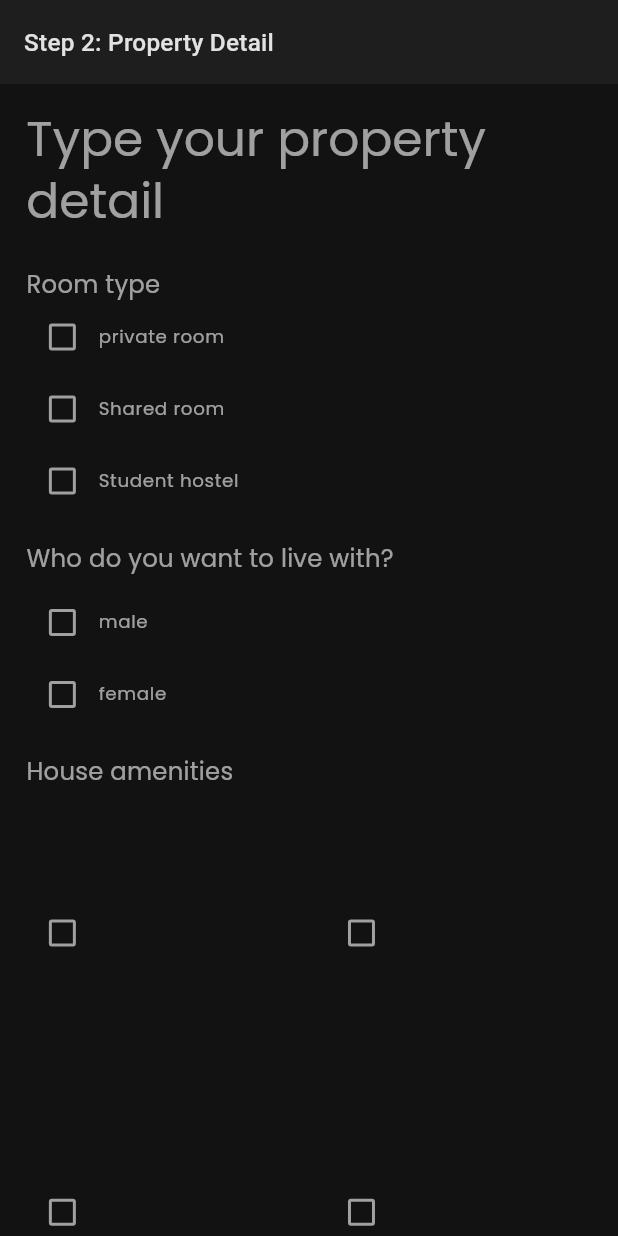
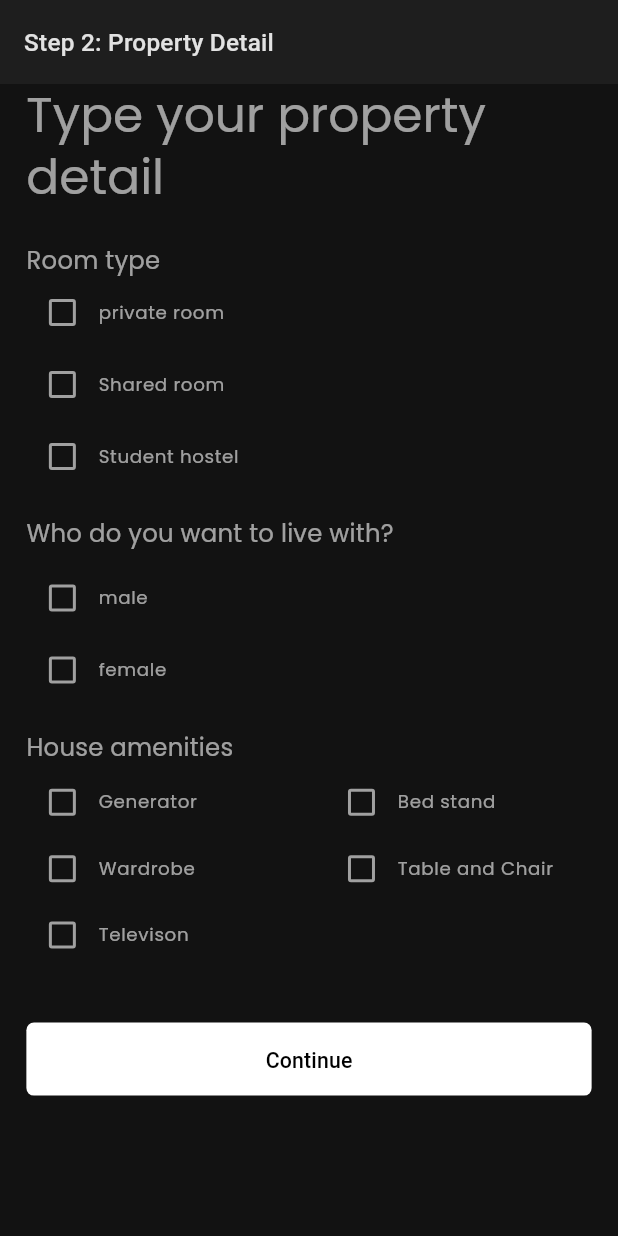
Before and after one commit to callmhejerry/room_5, a Flutter app: the screen it shows after launch, on a phone screen of 412 x 824 dp. Run offline on Flutter 3.47's test engine with Material 2 defaults, Android fonts, the phone set to English and light mode, and no system bars; our stand-ins replace fluentui_system_icons, flutter_screenutil, smooth_page_indicator.

Commit message:
added property details screen

```diff
--- a/lib/screens/PostAdsScreen/property_detail_screen.dart
+++ b/lib/screens/PostAdsScreen/property_detail_screen.dart
@@ -34,7 +34,7 @@ class _PropertyDetailScreenState extends State<PropertyDetailScreen> {
     },
   ];
 
-  final List<Map<String, dynamic>> _houseAmenties = [
+  final List<Map<String, dynamic>> _houseAmenities = [
     {
       "type": "Generator",
       "selected": false,
@@ -58,20 +58,16 @@ class _PropertyDetailScreenState extends State<PropertyDetailScreen> {
   ];
   String? _roomTypeValue;
   String? _genderValue;
-  final List<String> _houseAmentiesList = [];
+  final List<String> _houseAmenitiesList = [];
   @override
   Widget build(BuildContext context) {
     return Scaffold(
       appBar: AppBar(
         title: const Text("Step 2: Property Detail"),
       ),
-      body: SingleChildScrollView(
-        padding: EdgeInsets.symmetric(
-          horizontal: 16.w,
-          vertical: 16.h,
-        ),
-        child: Column(
-          crossAxisAlignment: CrossAxisAlignment.stretch,
+      body: ListView(
+        padding: EdgeInsets.symmetric(horizontal: 16.w),
+        // crossAxisAlignment: CrossAxisAlignment.stretch,
         children: [
           Text(
             "Type your property detail",
@@ -157,28 +153,49 @@ class _PropertyDetailScreenState extends State<PropertyDetailScreen> {
             height: 8.h,
           ),
           GridView.builder(
+            physics: const NeverScrollableScrollPhysics(),
             shrinkWrap: true,
             gridDelegate: SliverGridDelegateWithFixedCrossAxisCount(
               crossAxisCount: 2,
               crossAxisSpacing: 20.w,
               mainAxisSpacing: 8.w,
+              // mainAxisExtent: 10,
+              childAspectRatio: 5,
             ),
-              itemCount: _houseAmenties.length,
+            itemCount: _houseAmenities.length,
             itemBuilder: (context, index) {
               return Row(
                 children: [
                   Checkbox(
-                      value: _houseAmenties[index]["selected"],
+                    value: _houseAmenities[index]["selected"],
                     onChanged: (value) {
-                        _houseAmenties[index]["selected"] = value;
+                      setState(() {
+                        _houseAmenities[index]["selected"] = value;
+                      });
+                      if (_houseAmenities[index]["selected"]) {
+                        _houseAmenitiesList.add(_houseAmenities[index]["type"]);
+                      } else {
+                        _houseAmenitiesList
+                            .remove(_houseAmenities[index]["type"]);
+                      }
                     },
                   ),
+                  Text(
+                    _houseAmenities[index]["type"],
+                    style: Theme.of(context).textTheme.bodySmall,
+                  )
                 ],
               );
             },
-            )
+          ),
+          SizedBox(
+            height: 40.h,
+          ),
+          ElevatedButton(
+            onPressed: () {},
+            child: const Text("Continue"),
+          ),
         ],
-        ),
       ),
     );
   }
```
Lines whose indentation alone changed are shown as unchanged.
